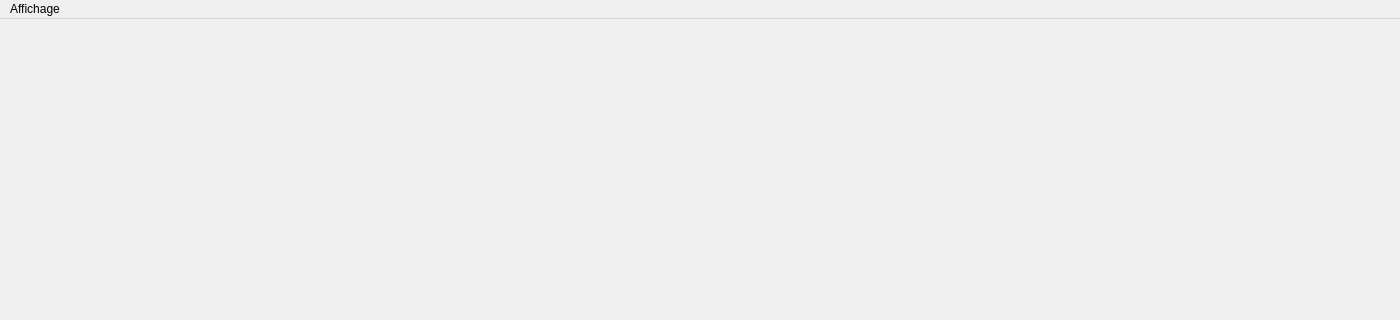
KiwisDev/QualiDev2A, file TP-2/TitanicStatsViewer/titanic.ui: the form before one commit; both pictures show x 0 to 1400 and y 0 to 320 of the 1400 by 700 pixel window.
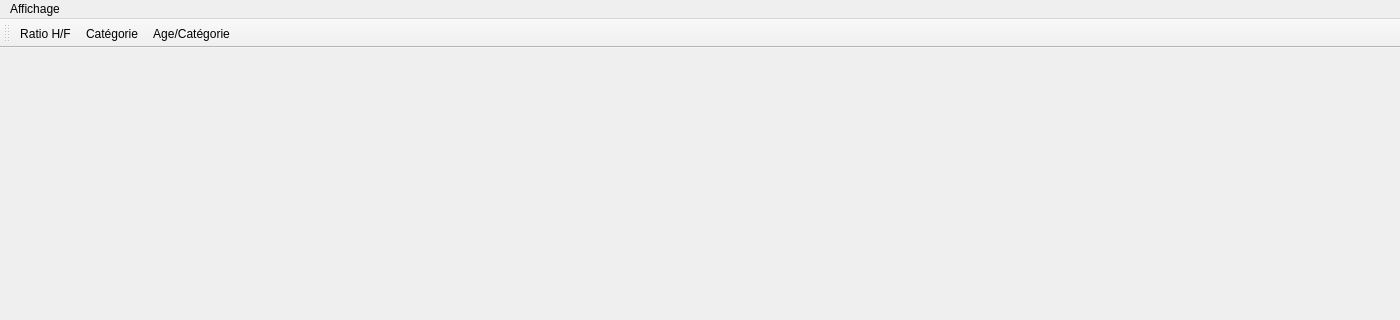
The form after the commit.

Diff of the .ui file:
```diff
--- a/TP-2/TitanicStatsViewer/titanic.ui
+++ b/TP-2/TitanicStatsViewer/titanic.ui
@@ -33,6 +33,20 @@
    </widget>
    <addaction name="menuAffichage"/>
   </widget>
+  <widget class="QToolBar" name="toolBar">
+   <property name="windowTitle">
+    <string>toolBar</string>
+   </property>
+   <attribute name="toolBarArea">
+    <enum>TopToolBarArea</enum>
+   </attribute>
+   <attribute name="toolBarBreak">
+    <bool>false</bool>
+   </attribute>
+   <addaction name="actionRatioHF"/>
+   <addaction name="actionCate"/>
+   <addaction name="actionAgeCate"/>
+  </widget>
   <action name="actionRatioHF">
    <property name="text">
     <string>Ratio H/F</string>
```
